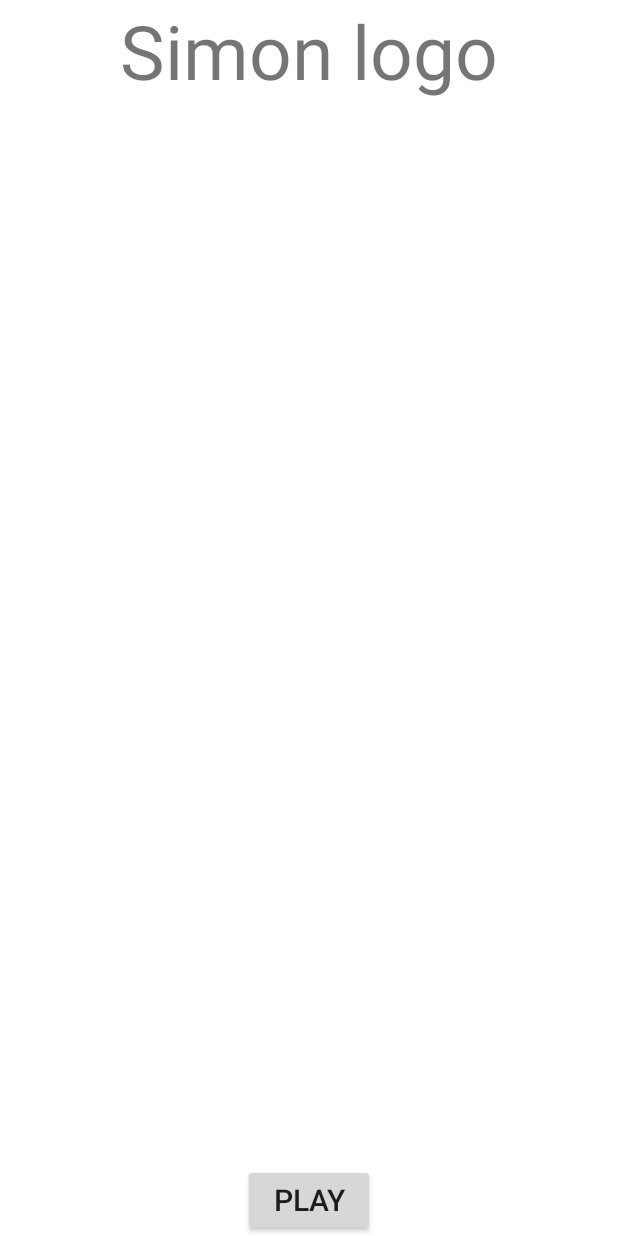
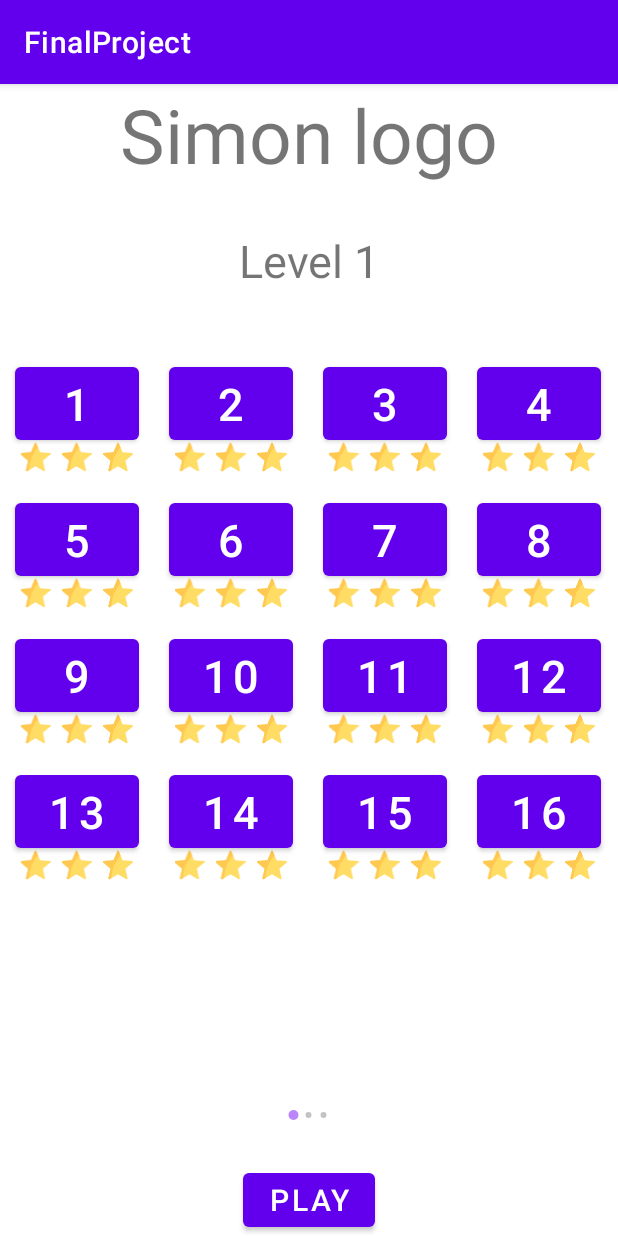
Before and after one commit to chenashkenazi/FinalProject, an Android app: the screen it shows after launch (LevelsActivity), after a tap on "Play", on a phone screen of 412 x 824 dp. Run offline under Robolectric (Android 15) with nearby library versions, the phone set to English and light mode, and no system bars.

Commit message:
הוספתי כמה דברים

```diff
--- /dev/null
+++ b/app/src/main/java/com/example/finalproject/Level.java
@@ -0,0 +1,56 @@
+package com.example.finalproject;
+
+import android.os.Parcel;
+import android.os.Parcelable;
+
+public class Level implements Parcelable {
+
+    private String title;
+    private SubLevel[] subLevels;
+
+    public Level(String title) {
+        this.title = title;
+    }
+
+    protected Level(Parcel in) {
+        title = in.readString();
+    }
+
+    public static final Creator<Level> CREATOR = new Creator<Level>() {
+        @Override
+        public Level createFromParcel(Parcel in) {
+            return new Level(in);
+        }
+
+        @Override
+        public Level[] newArray(int size) {
+            return new Level[size];
+        }
+    };
+
+    public String getTitle() {
+        return title;
+    }
+
+    public void setTitle(String title) {
+        this.title = title;
+    }
+
+    public SubLevel[] getSubLevels() {
+        return subLevels;
+    }
+
+    public void setSubLevels(SubLevel[] subLevels) {
+        this.subLevels = subLevels;
+    }
+
+    @Override
+    public int describeContents() {
+        return 0;
+    }
+
+    @Override
+    public void writeToParcel(Parcel parcel, int i) {
+        parcel.writeString(title);
+    }
+}
--- a/app/src/main/java/com/example/finalproject/LevelsActivity.java
+++ b/app/src/main/java/com/example/finalproject/LevelsActivity.java
@@ -1,15 +1,51 @@
 package com.example.finalproject;
 
-import android.app.Activity;
 import android.os.Bundle;
+import android.widget.Button;
 
 import androidx.annotation.Nullable;
+import androidx.appcompat.app.AppCompatActivity;
+import androidx.fragment.app.Fragment;
+import androidx.viewpager.widget.ViewPager;
 
-public class LevelsActivity extends Activity {
+import com.example.finalproject.resourses.Levels;
+import com.google.android.material.tabs.TabLayout;
+
+import java.util.ArrayList;
+
+public class LevelsActivity extends AppCompatActivity {
+
+    //private TextView simonLogo;
+    private ViewPager viewPager;
+    private TabLayout tabLayout;
+    private Button button;
 
     @Override
     protected void onCreate(@Nullable Bundle savedInstanceState) {
         super.onCreate(savedInstanceState);
         setContentView(R.layout.levels_activity);
+
+        viewPager = findViewById(R.id.levels_view_pager);
+        tabLayout = findViewById(R.id.levels_tab_layout);
+        button = findViewById(R.id.levels_play_btn);
+
+        init();
+    }
+
+    private void init() {
+        ArrayList<Fragment> fragments = new ArrayList<>();
+
+        Level[] levels = Levels.getLevels();
+
+        for(Level level:levels){
+            LevelsFragment fragment = LevelsFragment.getInstance(level);
+            fragments.add(fragment);
+        }
+
+        LevelsPagerAdapter pagerAdapter = new LevelsPagerAdapter(getSupportFragmentManager(),fragments);
+        viewPager.setAdapter(pagerAdapter);
+        tabLayout.setupWithViewPager(viewPager,true);
+
+
     }
 }
--- a/app/src/main/java/com/example/finalproject/LevelsFragment.java
+++ b/app/src/main/java/com/example/finalproject/LevelsFragment.java
@@ -1,15 +1,25 @@
 package com.example.finalproject;
 
+import android.content.Context;
 import android.os.Bundle;
 import android.view.LayoutInflater;
 import android.view.View;
 import android.view.ViewGroup;
+import android.widget.AdapterView;
+import android.widget.BaseAdapter;
 import android.widget.Button;
+import android.widget.GridView;
+import android.widget.ImageView;
 import android.widget.TextView;
 
 import androidx.annotation.NonNull;
 import androidx.annotation.Nullable;
 import androidx.fragment.app.Fragment;
+
+import com.bumptech.glide.Glide;
+import com.bumptech.glide.request.RequestOptions;
+
+import java.util.ArrayList;
 
 /*Here we're going to create the fragment for each level.
  each level will contains:
@@ -43,20 +53,124 @@ import androidx.fragment.app.Fragment;
 
   */
 
-public class LevelsFragment extends Fragment {
+public class LevelsFragment extends Fragment{
+
+    private TextView levelNumTv; //level's number (level1, level2, level3)
+    private GridView gridView;
+    private Level level;
+
+    /*private SubLevel[] subLevels = new SubLevel[16];*/
+
+    private final String[] levels = {"1","2","3","4","5","6","7","8","9","10","11","12","13","14","15","16"};
+
+    //creating a new fragment instance
+    public static LevelsFragment getInstance(Level level){
+        /*we'll taken the Level object that was passed through the constructor,
+        we'll instantiate it a bundle object,
+        we'l attached that Level object to the bundle,
+        and we'll attached the bundle to the fragment so that when
+        we'kk instantiate a new fragment - that new Level object will be attached to it
+        and we'll get an access to it.*/
+
+        LevelsFragment fragment = new LevelsFragment();
+
+        if(level != null){
+            Bundle bundle = new Bundle();
+            bundle.putParcelable("level", level); //level need to be Parcelable
+            fragment.setArguments(bundle);
+        }
+        return fragment;
+    }
+
+    @Override
+    public void onCreate(@Nullable Bundle savedInstanceState) {
+        super.onCreate(savedInstanceState);
+
+        //if we have something attached to the bundle
+        if (getArguments() != null){
+            //set our global Level object
+            level = getArguments().getParcelable("level");
+        }
+    }
 
     @Nullable
     @Override
     public View onCreateView(@NonNull LayoutInflater inflater, @Nullable ViewGroup container, @Nullable Bundle savedInstanceState) {
-        View root = inflater.inflate(R.layout.levels_fragment,container,false);
+        return inflater.inflate(R.layout.levels_fragment,container,false);
+    }
 
-        TextView levelNumTv = root.findViewById(R.id.level_number);
-        Button[][] levelsBtn = new Button[4][4];
+    @Override
+    public void onViewCreated(@NonNull View view, @Nullable Bundle savedInstanceState) {
+        levelNumTv = view.findViewById(R.id.level_number);
+        gridView = (GridView)view.findViewById(R.id.levels_grid_view);
+
+        init();
+    }
+
+    private void init() {
+        //to set the different properties to the widgets
+        if(level != null){
+            /*for(int i=0 ; i<16 ; i++){
+                subLevels[i] = new SubLevel(i);
+            }*/
+
+            //what will be displayed if for some reason the glide is unable to load the image
+            RequestOptions options = new RequestOptions().placeholder(R.drawable.ic_game_logo_background);
+
+            Glide.with(getActivity()).setDefaultRequestOptions(options);
+                    //.load(level.getTitle()).into(levelNumTv);
+
+            levelNumTv.setText(level.getTitle());
+
+            CustomAdapter customAdapter = new CustomAdapter();
+
+            gridView.setAdapter(customAdapter);
+
+            gridView.setOnItemClickListener(new AdapterView.OnItemClickListener() {
+                @Override
+                public void onItemClick(AdapterView<?> adapterView, View view, int i, long l) {
+                    //..
+                }
+            });
+
+            /*gridView.setAdapter(new GridAdapter(subLevels,LevelsFragment.this));*/
+        }
+    }
+
+    public Object getSystemService(String layoutInflaterService) {
+        return getActivity().getSystemService(Context.CONNECTIVITY_SERVICE);
+    }
+
+    private class CustomAdapter extends BaseAdapter {
+        @Override
+        public int getCount() {
+            return levels.length;
+        }
+
+        @Override
+        public Object getItem(int i) {
+            return null;
+        }
+
+        @Override
+        public long getItemId(int i) {
+            return 0;
+        }
+
+        @Override
+        public View getView(int i, View view, ViewGroup viewGroup) {
+            View view1 = getLayoutInflater().inflate(R.layout.levels_cell,null);
+
+            Button levelBtn = (Button)view1.findViewById(R.id.level_btn);
+            ImageView star1Iv = (ImageView)view1.findViewById(R.id.first_star);
+            ImageView star2Iv = (ImageView)view1.findViewById(R.id.second_star);
+            ImageView star3Iv = (ImageView)view1.findViewById(R.id.third_star);
+
+            levelBtn.setText(levels[i]);
+
+            return view1;
+        }
 
 
-        /*for each level create 4x4 buttons that will linked to game_activity*/
-
-
-        return super.onCreateView(inflater, container, savedInstanceState);
     }
 }
--- /dev/null
+++ b/app/src/main/java/com/example/finalproject/LevelsPagerAdapter.java
@@ -0,0 +1,34 @@
+package com.example.finalproject;
+
+import androidx.annotation.NonNull;
+import androidx.fragment.app.Fragment;
+import androidx.fragment.app.FragmentManager;
+import androidx.fragment.app.FragmentStatePagerAdapter;
+
+import java.util.ArrayList;
+
+public class LevelsPagerAdapter extends FragmentStatePagerAdapter {
+
+    private final ArrayList<Fragment> fragments;
+
+    public LevelsPagerAdapter(@NonNull FragmentManager fm, ArrayList<Fragment> fragmentArrayList) {
+        super(fm);
+        fragments = fragmentArrayList;
+    }
+
+    public LevelsPagerAdapter(@NonNull FragmentManager fm, int behavior, ArrayList<Fragment> fragmentArrayList) {
+        super(fm, behavior);
+        fragments = fragmentArrayList;
+    }
+
+    @NonNull
+    @Override
+    public Fragment getItem(int position) {
+        return fragments.get(position);
+    }
+
+    @Override
+    public int getCount() {
+        return fragments.size();
+    }
+}
--- /dev/null
+++ b/app/src/main/java/com/example/finalproject/resourses/Levels.java
@@ -0,0 +1,17 @@
+package com.example.finalproject.resourses;
+
+import com.example.finalproject.Level;
+
+/*this class will specifics of each individual level object*/
+public class Levels {
+
+    public static Level[] getLevels(){
+        return LEVELS;
+    }
+
+    public static final Level FIRST_LEVEL = new Level("Level 1");
+    public static final Level SECOND_LEVEL = new Level("Level 2");
+    public static final Level THIRD_LEVEL = new Level("Level 3");
+
+    public static final Level[] LEVELS = {FIRST_LEVEL, SECOND_LEVEL, THIRD_LEVEL};
+}
--- a/app/src/main/res/layout/levels_activity.xml
+++ b/app/src/main/res/layout/levels_activity.xml
@@ -19,25 +19,28 @@
         android:layout_height="match_parent"
         android:id="@+id/body_hsv"
         android:layout_below="@+id/header_tv"
-        android:layout_above="@+id/bottom_btn"
+        android:layout_above="@+id/levels_play_btn"
         android:orientation="vertical">
 
-        <androidx.viewpager2.widget.ViewPager2
+        <androidx.viewpager.widget.ViewPager
             android:layout_width="match_parent"
             android:layout_height="0dp"
             android:layout_weight="9"
-            android:id="@+id/view_pager">
+            android:id="@+id/levels_view_pager"
+            android:layout_gravity="center">
 
-        </androidx.viewpager2.widget.ViewPager2>
+        </androidx.viewpager.widget.ViewPager>
 
         <com.google.android.material.tabs.TabLayout
             android:layout_width="match_parent"
             android:layout_height="0dp"
             android:layout_weight="1"
+            android:id="@+id/levels_tab_layout"
             app:tabBackground="@drawable/levels_tab_selector"
             app:tabGravity="center"
             app:tabIndicatorHeight="0dp"
-            app:tabMaxWidth="10dp">
+            app:tabMaxWidth="10dp"
+            android:layoutDirection="ltr">
 
         </com.google.android.material.tabs.TabLayout>
 
@@ -46,7 +49,7 @@
     <Button
         android:layout_width="wrap_content"
         android:layout_height="wrap_content"
-        android:id="@+id/bottom_btn"
+        android:id="@+id/levels_play_btn"
         android:layout_centerInParent="true"
         android:layout_alignParentBottom="true"
         android:gravity="center"
--- a/app/src/main/res/layout/levels_cell.xml
+++ b/app/src/main/res/layout/levels_cell.xml
@@ -6,43 +6,41 @@
     android:layout_margin="10dp">
 
     <Button
-        android:layout_width="wrap_content"
-        android:layout_height="wrap_content"
+        android:layout_width="match_parent"
+        android:layout_height="match_parent"
         android:layout_centerInParent="true"
-        android:layout_alignParentTop="true"
-        android:layout_alignParentStart="true"
-        android:layout_alignParentEnd="true"
-        android:layout_alignParentBottom="true"
-        android:layout_marginBottom="20dp"
+        android:layout_marginBottom="30dp"
+        android:layout_marginHorizontal="10dp"
         android:textSize="30sp"
-        android:id="@+id/level_btn"/>
+        android:id="@+id/level_btn" />
 
 
     <LinearLayout
-        android:layout_width="wrap_content"
+        android:layout_width="match_parent"
         android:layout_height="wrap_content"
         android:orientation="horizontal"
         android:layout_alignParentBottom="true"
-        android:layout_alignParentEnd="true"
-        android:layout_alignParentStart="true">
+        android:layout_marginBottom="10dp"
+        android:layout_marginHorizontal="10dp"
+        android:gravity="center">
 
         <ImageView
             android:layout_width="0dp"
-            android:layout_height="30dp"
+            android:layout_height="20dp"
             android:layout_weight="1"
             android:src="@drawable/levels_selector_star"
             android:id="@+id/first_star"/>
 
         <ImageView
             android:layout_width="0dp"
-            android:layout_height="30dp"
+            android:layout_height="20dp"
             android:layout_weight="1"
             android:src="@drawable/levels_selector_star"
             android:id="@+id/second_star"/>
 
         <ImageView
             android:layout_width="0dp"
-            android:layout_height="30dp"
+            android:layout_height="20dp"
             android:layout_weight="1"
             android:src="@drawable/levels_selector_star"
             android:id="@+id/third_star"/>
@@ -50,4 +48,6 @@
     </LinearLayout>
 
 
+
+
 </RelativeLayout>
--- a/app/src/main/res/layout/levels_fragment.xml
+++ b/app/src/main/res/layout/levels_fragment.xml
@@ -10,20 +10,21 @@
         android:layout_height="0dp"
         android:layout_weight="1"
         android:id="@+id/level_number"
-        android:textSize="20sp"
-        android:layout_gravity="center"
-        android:layout_margin="10dp"/>
+        android:textSize="30sp"
+        android:layout_margin="10dp"
+        android:gravity="center"
+        android:layout_gravity="top|center"/>
 
     <!--Buttons to levels here (4x4)-->
-    <GridLayout
+
+    <GridView
         android:layout_width="match_parent"
         android:layout_height="0dp"
         android:layout_weight="6"
-        android:rowCount="4"
-        android:columnCount="4"
-        android:id="@+id/levels_grid_view">
-
-    </GridLayout>
+        android:layout_gravity="center"
+        android:id="@+id/levels_grid_view"
+        android:numColumns="4"
+        android:gravity="center"/>
 
 
 </LinearLayout>
```
Also changed, not shown: app/build.gradle (+10 -0 lines), app/src/main/java/com/example/finalproject/SubLevel.java (+8 -5 lines).
